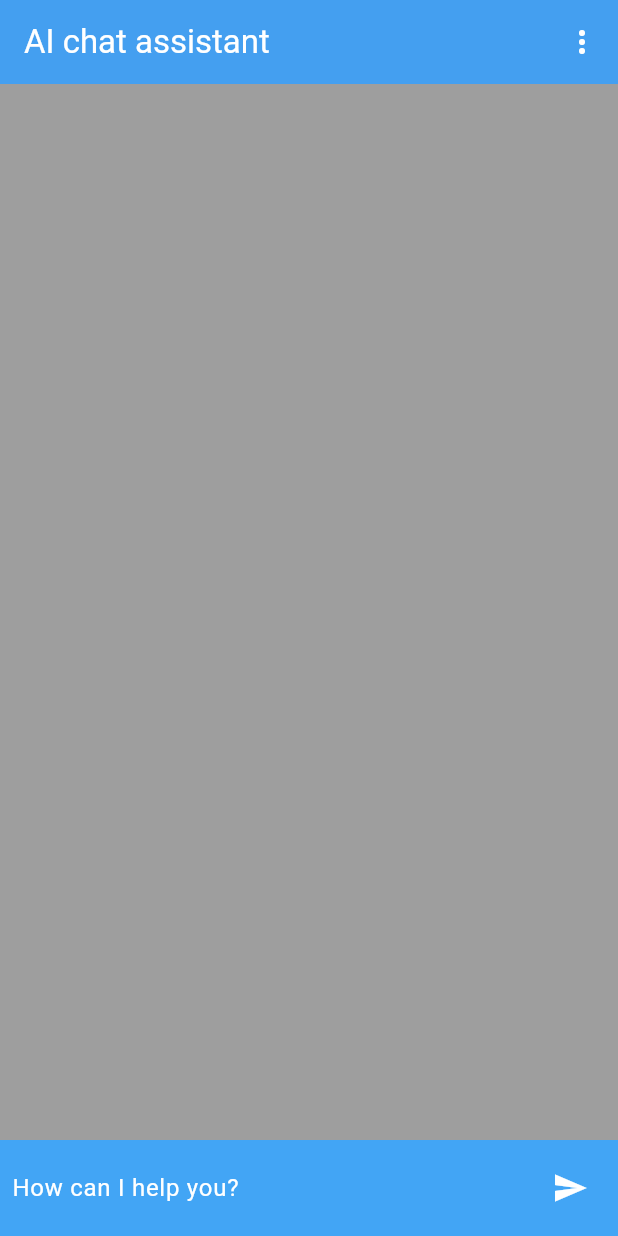
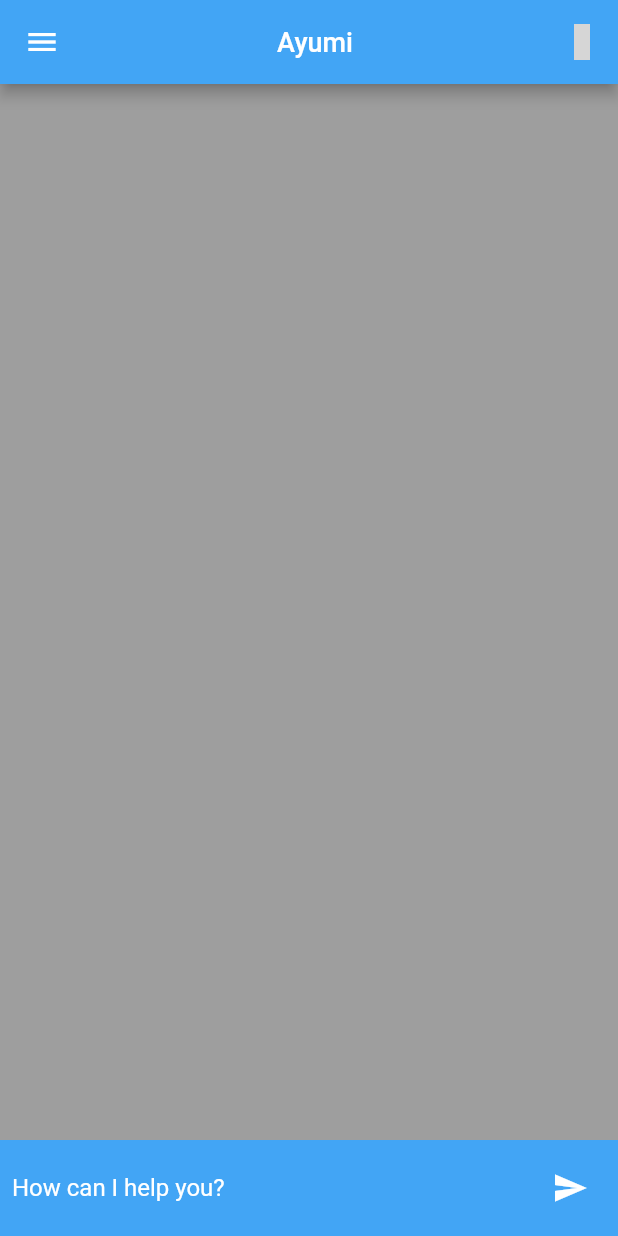
Before and after one commit to nitin-787/Ayumi-gpt, a Flutter app: the screen it shows after launch, on a phone screen of 412 x 824 dp. Run offline on Flutter 3.47's test engine with Material 2 defaults, Android fonts, the phone set to English and light mode, and no system bars; our stand-ins replace animated_text_kit, flutter_spinkit, iconly, iconsax; grey boxes are pictures that could not be loaded.

```diff
--- a/lib/constants/constants.dart
+++ b/lib/constants/constants.dart
@@ -2,6 +2,7 @@ import 'package:flutter/material.dart';
 
 Color scaffoldBackgroundColor = Colors.grey;
 Color? cardColor = Colors.blue[400];
+const Color drawerColor = Color(0xFFF6F8FE);
 
 // List<String> models = [
 //   "MOdel-1",
--- a/lib/main.dart
+++ b/lib/main.dart
@@ -33,7 +33,7 @@ class MyApp extends StatelessWidget {
             color: cardColor,
           ),
           primarySwatch: Colors.blue,
-          useMaterial3: true,
+          // useMaterial3: true,
         ),
       ),
     );
--- a/lib/screens/chat_screen.dart
+++ b/lib/screens/chat_screen.dart
@@ -3,10 +3,13 @@ import 'dart:developer';
 import 'package:chatgpt/constants/constants.dart';
 import 'package:chatgpt/constants/text_widget.dart';
 import 'package:chatgpt/providers/models_provider.dart';
+import 'package:chatgpt/services/assets_manger.dart';
 import 'package:chatgpt/services/services.dart';
 import 'package:chatgpt/widgets/chat_widget.dart';
 import 'package:flutter/material.dart';
 import 'package:flutter_spinkit/flutter_spinkit.dart';
+import 'package:iconsax/iconsax.dart';
+import 'package:iconly/iconly.dart';
 import 'package:provider/provider.dart';
 
 import '../providers/chat_provider.dart';
@@ -49,24 +52,86 @@ class _ChatScreenState extends State<ChatScreen> {
 
     return Scaffold(
       appBar: AppBar(
-        elevation: 2,
-        title: const Text(
-          'AI chat assistant',
-          style: TextStyle(
+        backgroundColor: cardColor,
+        title: const Center(
+          child: TextWidget(
+            label: 'Ayumi',
             color: Colors.white,
           ),
         ),
         actions: [
           IconButton(
-            onPressed: () async {
-              await Services.showModelSheet(context: context);
-            },
-            icon: const Icon(
-              Icons.more_vert,
-              color: Colors.white,
-            ),
+            onPressed: () {},
+            icon: const Icon(Iconsax.moon),
           ),
         ],
+      ),
+      drawer: Drawer(
+        backgroundColor: drawerColor,
+        child: Padding(
+          padding: const EdgeInsets.fromLTRB(0, 70, 0, 0),
+          child: ListView(
+            children: [
+              ClipRRect(
+                child: Image.asset(
+                  Assetsmanager.ace,
+                  height: 100,
+                  width: 100,
+                ),
+              ),
+              ListTile(
+                leading: const Icon(Iconsax.info_circle),
+                iconColor: Colors.black,
+                onTap: () async {},
+                title: const TextWidget(
+                  label: "About App",
+                  color: Colors.black,
+                ),
+              ),
+              ListTile(
+                leading: const Icon(IconlyLight.star),
+                iconColor: Colors.black,
+                onTap: () async {},
+                title: const TextWidget(
+                  label: "Rate app",
+                  color: Colors.black,
+                ),
+              ),
+              ListTile(
+                leading: const Icon(IconlyLight.user),
+                // leading: const Icon(Iconsax.moon),
+                iconColor: Colors.black,
+                onTap: () async {},
+                title: const TextWidget(
+                  label: "Invite Friends",
+                  color: Colors.black,
+                ),
+              ),
+              ListTile(
+                leading: const Icon(Iconsax.danger),
+                iconColor: Colors.black,
+                onTap: () async {
+                  await Services.showModelSheet(context: context);
+                },
+                title: const TextWidget(
+                  label: "Report a problem",
+                  color: Colors.black,
+                ),
+              ),
+              ListTile(
+                leading: const Icon(Iconsax.moon),
+                iconColor: Colors.black,
+                onTap: () async {
+                  await Services.showModelSheet(context: context);
+                },
+                title: const TextWidget(
+                  label: "dark side",
+                  color: Colors.black,
+                ),
+              ),
+            ],
+          ),
+        ),
       ),
       body: SafeArea(
         child: Column(
--- a/lib/services/assets_manger.dart
+++ b/lib/services/assets_manger.dart
@@ -2,4 +2,5 @@ class Assetsmanager {
   static String imagePath = 'assets/images';
   static String avatar = '$imagePath/avatar.png';
   static String bot = '$imagePath/bot.png';
+  static String ace = '$imagePath/ace.png';
 }
--- a/pubspec.yaml
+++ b/pubspec.yaml
@@ -39,6 +39,8 @@ dependencies:
   flutter_spinkit: ^5.0.0
   http: ^0.13.5
   animated_text_kit: ^4.2.2
+  iconsax: ^0.0.8
+  iconly: ^1.0.1
 
 dev_dependencies:
   flutter_test:
```
Also changed, not shown: assets/images/ace.png (added), pubspec.lock.
